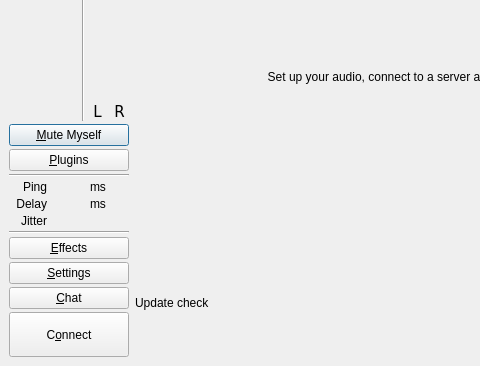
First picture: the form in src/clientdlgbase.ui, repository ignotus666/jamulus, before the edit; both pictures show x 0 to 480 and y 106 to 472 of the 714 by 472 pixel window.
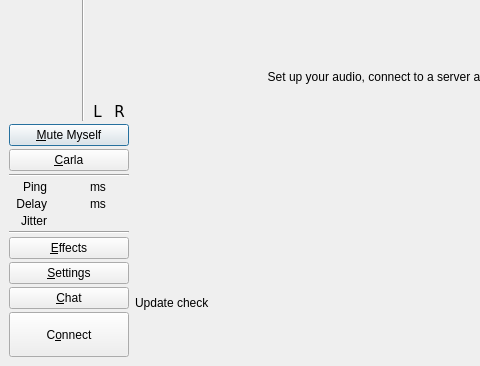
Second picture: the form after the edit. Icons and pictures are not drawn. Custom widgets are drawn as their Qt base class.

Commit message: Switch to hosting Carla

What changed in the file:
```diff
--- a/src/clientdlgbase.ui
+++ b/src/clientdlgbase.ui
@@ -229,7 +229,7 @@
             <item>
              <widget class="QPushButton" name="butPlugins">
               <property name="text">
-               <string>&amp;Plugins</string>
+               <string>&amp;Carla</string>
               </property>
               <property name="checkable">
                <bool>true</bool>
```
The commit also changes 19 other files.
